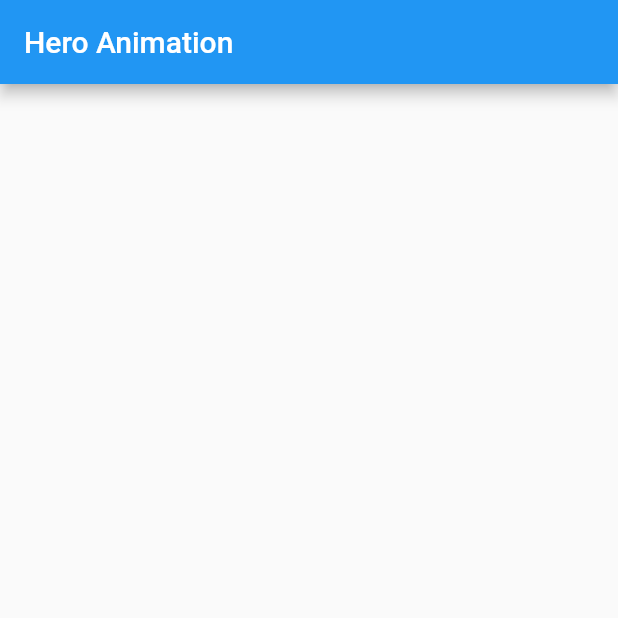
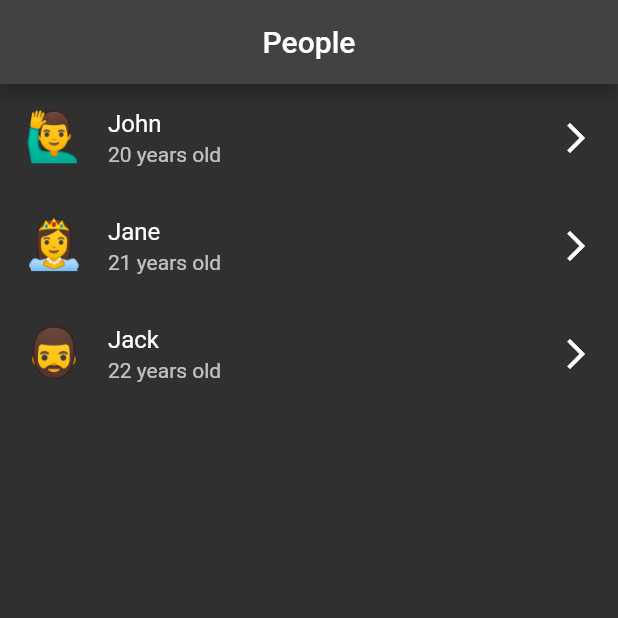
Before and after one commit to samarkalra/flutter-hero-animation, a Flutter app: the screen it shows after launch, on a phone screen of 412 x 824 dp, the top half of it. Run offline on Flutter 3.47's test engine with Material 2 defaults, Android fonts, the phone set to English and light mode, and no system bars.

Commit message:
Add hero animation

```diff
--- a/lib/main.dart
+++ b/lib/main.dart
@@ -1,4 +1,6 @@
 import 'package:flutter/material.dart';
+import 'package:hero_animation/screen/details.dart';
+import 'package:hero_animation/screen/home.dart';
 
 void main() {
   runApp(const MyApp());
@@ -11,31 +13,13 @@ class MyApp extends StatelessWidget {
   @override
   Widget build(BuildContext context) {
     return MaterialApp(
-      title: 'Flutter Demo',
-      theme: ThemeData(
-        // This is the theme of your application.
-        //
-        // Try running your application with "flutter run". You'll see the
-        // application has a blue toolbar. Then, without quitting the app, try
-        // changing the primarySwatch below to Colors.green and then invoke
-        // "hot reload" (press "r" in the console where you ran "flutter run",
-        // or simply save your changes to "hot reload" in a Flutter IDE).
-        // Notice that the counter didn't reset back to zero; the application
-        // is not restarted.
-        primarySwatch: Colors.blue,
-      ),
+      title: 'Hero Animation Example',
+      theme: ThemeData(brightness: Brightness.dark),
+      darkTheme: ThemeData(brightness: Brightness.dark),
+      themeMode: ThemeMode.dark,
+      debugShowCheckedModeBanner: false,
+      debugShowMaterialGrid: false,
       home: const HomePage(),
     );
   }
 }
-
-class HomePage extends StatelessWidget {
-  const HomePage({super.key});
-
-  @override
-  Widget build(BuildContext context) {
-    return Scaffold(
-      appBar: AppBar(title: const Text("Hero Animation")),
-    );
-  }
-}
--- /dev/null
+++ b/lib/screen/home.dart
@@ -0,0 +1,50 @@
+import "package:flutter/material.dart";
+import "package:hero_animation/screen/details.dart";
+
+import "../models/person.dart";
+
+const people = [
+  Person(name: 'John', age: 20, emoji: '🙋‍♂️'),
+  Person(name: 'Jane', age: 21, emoji: '👸'),
+  Person(name: 'Jack', age: 22, emoji: '🧔'),
+];
+
+class HomePage extends StatelessWidget {
+  const HomePage({super.key});
+
+  static const routeName = '/';
+
+  @override
+  Widget build(BuildContext context) {
+    return Scaffold(
+      appBar: AppBar(
+        title: const Text("People"),
+        centerTitle: true,
+      ),
+      body: ListView.builder(
+          itemCount: people.length,
+          itemBuilder: (context, index) {
+            final person = people[index];
+            return ListTile(
+              onTap: () {
+                Navigator.of(context).push(MaterialPageRoute(
+                    builder: (context) => Details(person: person)));
+              },
+              title: Hero(tag: person.name, child: Text(person.name)),
+              subtitle:
+                  Hero(tag: person.age, child: Text('${person.age} years old')),
+              leading: Hero(
+                tag: person.emoji,
+                child: Text(
+                  person.emoji,
+                  style: const TextStyle(fontSize: 32),
+                ),
+              ),
+              trailing: const Icon(
+                Icons.arrow_forward_ios,
+              ),
+            );
+          }),
+    );
+  }
+}
```
Also changed, not shown: lib/models/person.dart (added, +14 -0 lines), lib/screen/details.dart (added, +50 -0 lines), lib/widgets/hero_widget.dart (added, +43 -0 lines).
